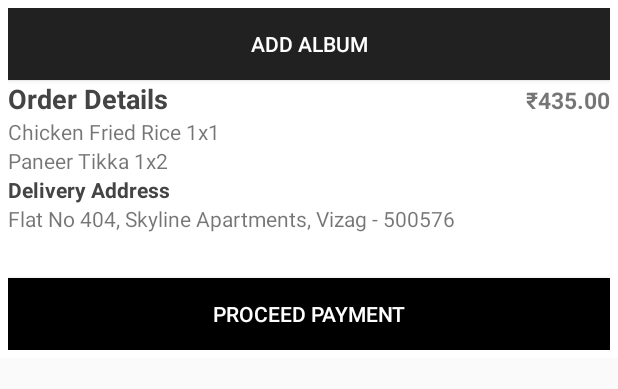
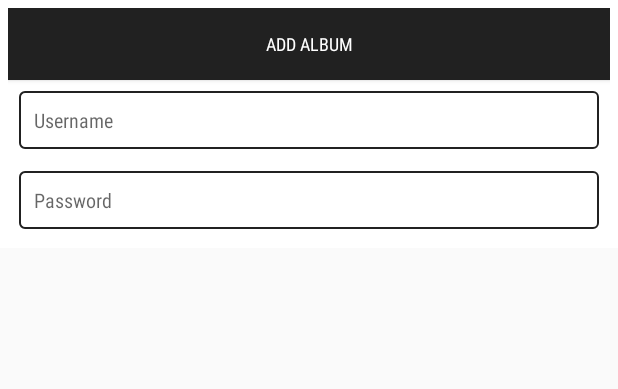
Before and after one commit to narmware/canvera, an Android app: the layout lay_bottom_sheet.xml on its own in the app's theme, with its tools: preview values and no code run, on a phone screen of 412 x 824 dp. Shown: the top 389 px of the screen. Run offline under Robolectric (Android 15) with nearby library versions, the light colour scheme and no system bars.

Commit message:
bottom sheet layout change in progress.

```diff
--- a/app/src/main/AndroidManifest.xml
+++ b/app/src/main/AndroidManifest.xml
@@ -1,7 +1,7 @@
 <?xml version="1.0" encoding="utf-8"?>
 <manifest xmlns:android="http://schemas.android.com/apk/res/android"
     package="com.narmware.canvera">
-
+<uses-permission android:name="android.permission.INTERNET"></uses-permission>
     <application
         android:name=".MyApplication"
         android:allowBackup="true"
--- a/app/src/main/java/com/narmware/canvera/adapter/SharedPhotoAdapter.java
+++ b/app/src/main/java/com/narmware/canvera/adapter/SharedPhotoAdapter.java
@@ -70,7 +70,7 @@ public class SharedPhotoAdapter extends RecyclerView.Adapter<SharedPhotoAdapter.
 
 
         Picasso.with(mContext)
-                .load(frame.getPhoto_path())
+                .load("http://www.indiamarks.com/wp-content/uploads/Indian-Wedding-1.jpg")
                 .fit()
                 .placeholder(R.drawable.ic_launcher_background)
                 .into(holder.mImgFrame);
--- /dev/null
+++ b/app/src/main/res/drawable/bottomsheet_edittext.xml
@@ -0,0 +1,14 @@
+<?xml version="1.0" encoding="utf-8"?>
+<shape xmlns:android="http://schemas.android.com/apk/res/android">
+<!--<size android:width="1dp"/>
+<solid android:color="#f6f6f6"/>-->
+
+    <!-- Background Color -->
+    <solid android:color="@android:color/white" />
+
+    <!-- Border Color -->
+    <stroke android:width="1dp" android:color="@color/colorPrimary" />
+
+    <!-- Round Corners -->
+    <corners android:radius="3dp" />
+</shape>
--- a/app/src/main/res/layout/lay_bottom_sheet.xml
+++ b/app/src/main/res/layout/lay_bottom_sheet.xml
@@ -17,65 +17,36 @@
         android:layout_height="wrap_content"
         android:background="@color/colorPrimary"
         android:foreground="?attr/selectableItemBackground"
+        style="@style/buttonStyle"
         android:text="Add Album"
         android:textColor="@android:color/white" />
 
     <LinearLayout
         android:layout_width="match_parent"
         android:layout_height="wrap_content"
-        android:orientation="horizontal"
+        android:orientation="vertical"
         android:layout_gravity="center_vertical"
         android:weightSum="3">
 
-        <TextView
-            android:layout_width="0dp"
+        <EditText
+            android:layout_width="match_parent"
             android:layout_height="wrap_content"
-            android:layout_weight="2"
-            android:text="Order Details"
-            android:textColor="#444"
-            android:textSize="18dp"
-            android:textStyle="bold" />
+            style="@style/textStyle"
+            android:layout_margin="@dimen/bottomSheet_txt_margin"
+            android:padding="@dimen/bottomSheet_txt_padding"
+            android:background="@drawable/bottomsheet_edittext"
+            android:hint="Username"
+            />
 
-        <TextView
-            android:layout_width="0dp"
-            android:gravity="right"
+        <EditText
+            android:layout_width="match_parent"
             android:layout_height="wrap_content"
-            android:layout_weight="1"
-            android:textStyle="bold"
-            android:textSize="15dp"
-            android:text="₹435.00"></TextView>
+            style="@style/textStyle"
+            android:layout_margin="@dimen/bottomSheet_txt_margin"
+            android:padding="@dimen/bottomSheet_txt_padding"
+            android:background="@drawable/bottomsheet_edittext"
+            android:hint="Password"
+            />
     </LinearLayout>
 
-
-    <TextView
-        android:layout_width="wrap_content"
-        android:layout_height="wrap_content"
-        android:text="Chicken Fried Rice 1x1" />
-
-    <TextView
-        android:layout_width="wrap_content"
-        android:layout_height="wrap_content"
-        android:text="Paneer Tikka 1x2" />
-
-    <TextView
-        android:layout_width="wrap_content"
-        android:layout_height="wrap_content"
-        android:text="Delivery Address"
-        android:textColor="#444"
-        android:textStyle="bold" />
-
-    <TextView
-        android:layout_width="wrap_content"
-        android:layout_height="wrap_content"
-        android:text="Flat No 404, Skyline Apartments, Vizag - 500576" />
-
-    <Button
-        android:layout_width="match_parent"
-        android:layout_height="wrap_content"
-        android:layout_marginTop="30dp"
-        android:background="#000"
-        android:foreground="?attr/selectableItemBackground"
-        android:text="PROCEED PAYMENT"
-        android:textColor="#fff" />
-
 </LinearLayout>
--- a/app/src/main/res/values/dimens.xml
+++ b/app/src/main/res/values/dimens.xml
@@ -22,4 +22,7 @@
     <dimen name="shared_photo_fab_elevation">5dp</dimen>
     <dimen name="shared_item_height">200dp</dimen>
 
+    <dimen name="bottomSheet_txt_margin">7dp</dimen>
+    <dimen name="bottomSheet_txt_padding">10dp</dimen>
+
 </resources>
```
Also changed, not shown: app/src/main/java/com/narmware/canvera/fragment/SharedPhotobookFragment.java (+57 -0 lines).
